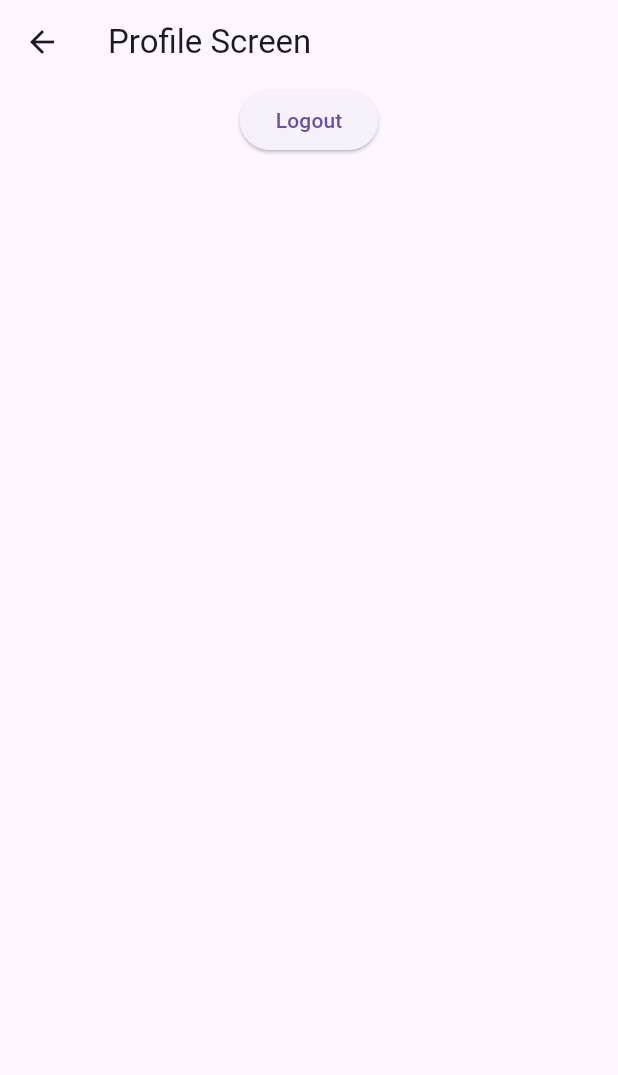
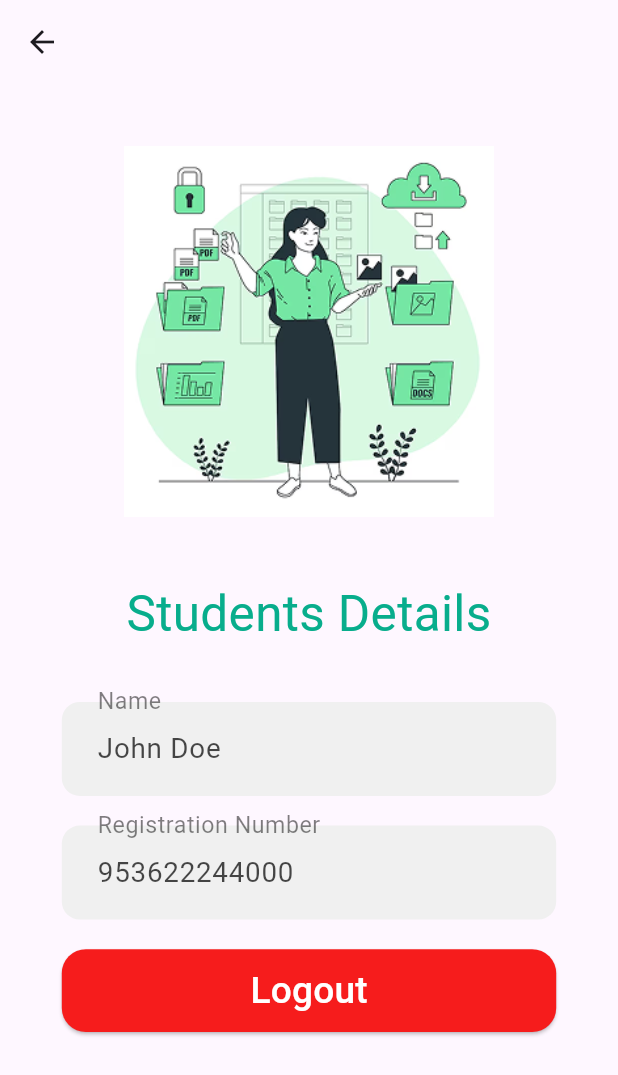
Before and after one commit to HorizonTechFoundation/HorizonClassroom, a Flutter app: the ProfileScreen screen opened by its route, on a phone screen of 412 x 824 dp. Shown: the top 1075 px of the screen. Run offline on Flutter 3.47's test engine with Material 3 defaults, Android fonts, the light colour scheme and no system bars; our stand-ins replace google_fonts; Roboto replaces fonts that are missing (Amaranth).

Commit message:
Profile Page UI Completed

```diff
--- a/Frontend/horizon_classroom/lib/screens/profile_screen.dart
+++ b/Frontend/horizon_classroom/lib/screens/profile_screen.dart
@@ -1,4 +1,5 @@
 import 'package:flutter/material.dart';
+import 'package:google_fonts/google_fonts.dart';
 
 
 class ProfileScreen extends StatefulWidget {
@@ -9,6 +10,12 @@ class ProfileScreen extends StatefulWidget {
 }
 
 class _ProfileScreenState extends State<ProfileScreen> {
+
+  String name="John Doe";
+  String regNo="953622244000";
+
+  late TextEditingController _nameController;
+  late TextEditingController _regController;
 
   // ================= CHECK LOGIN STATUS =================
 
@@ -25,6 +32,8 @@ class _ProfileScreenState extends State<ProfileScreen> {
   @override
   void initState() {
     super.initState();
+    _nameController = TextEditingController(text: name);
+    _regController = TextEditingController(text: regNo);
     WidgetsBinding.instance.addPostFrameCallback((_) {
       checkLoginStatus();
     });
@@ -34,16 +43,133 @@ class _ProfileScreenState extends State<ProfileScreen> {
 
   @override
   Widget build(BuildContext context) {
+
+    double width = MediaQuery.of(context).size.width;
+    double height = MediaQuery.of(context).size.height;
+
     return Scaffold(
-      appBar: AppBar(title: const Text("Profile Screen")),
+      appBar: AppBar(),
       body: Center(
         child: Column(
           children:[
-            ElevatedButton(
-              onPressed: () {
-                Navigator.pushNamed(context, '/');
-              },
-              child: const Text("Logout"),
+
+            // =============== HEAD SPACE ================
+
+            SizedBox(
+              height: height * 0.05,
+              width: width,
+            ),
+
+            // ================ PROFILE IMAGE ================
+
+            Image.asset(
+                'assets/ProfileImage.png',
+                fit: BoxFit.contain,
+                width: width,
+                height: height * 0.3,
+            ),
+
+            // =============== SPACE ================
+
+            SizedBox(
+              height: height * 0.05,
+              width: width,
+            ),
+
+            // ================ PROFILE TITLE ================
+
+            SizedBox(
+              width: width * 0.8,
+              height: height * 0.1,
+              child: Text("Students Details",
+                style: GoogleFonts.amaranth(fontSize: width * 0.08, color: const Color(0xFF08AD8C)),
+                textAlign: TextAlign.center,
+              ),
+            ),
+
+            // ================ PROFILE DETAILS ================
+
+            SizedBox(
+              width: width * 0.8,
+              height: height * 0.1,
+              child: TextField(
+                controller: _nameController,
+                readOnly: true, // Makes the field uneditable
+                style: GoogleFonts.amaranth(fontSize: width * 0.045, color: const Color.fromARGB(183, 0, 0, 0)),
+                decoration: InputDecoration(
+                  filled: true,
+                  fillColor: const Color(0xFFF0F0F0),
+                  labelText: 'Name',
+                  labelStyle: GoogleFonts.amaranth(
+                    fontSize: width * 0.05,
+                    color: const Color.fromARGB(128, 0, 0, 0),
+                  ),
+                  border: OutlineInputBorder(
+                    borderSide: BorderSide.none,
+                    borderRadius: BorderRadius.circular(12),
+                  ),
+                  contentPadding: EdgeInsets.symmetric(
+                    horizontal: width * 0.048,
+                    vertical: height * 0.021,
+                  ),
+                ),
+              ),
+            ),
+
+            SizedBox(
+              width: width * 0.8,
+              height: height * 0.1,
+              child: TextField(
+                controller: _regController,
+                readOnly: true, // Makes the field uneditable
+                style: GoogleFonts.amaranth(fontSize: width * 0.045, color: const Color.fromARGB(183, 0, 0, 0)),
+                decoration: InputDecoration(
+                  filled: true,
+                  fillColor: const Color(0xFFF0F0F0),
+                  labelText: 'Registration Number',
+                  labelStyle: GoogleFonts.amaranth(
+                    fontSize: width * 0.05,
+                    color: const Color.fromARGB(128, 0, 0, 0),
+                  ),
+                  border: OutlineInputBorder(
+                    borderSide: BorderSide.none,
+                    borderRadius: BorderRadius.circular(12),
+                  ),
+                  contentPadding: EdgeInsets.symmetric(
+                    horizontal: width * 0.048,
+                    vertical: height * 0.021,
+                  ),
+                ),
+              ),
+            ),
+
+            // ================ LOGOUT BUTTON ================
+
+            SizedBox(
+              height: height * 0.1,
+              width: width * 0.8,
+              child: Column(
+                children:[
+                  SizedBox(
+                    height: height * 0.067,
+                    width: width * 0.8,
+                    child:ElevatedButton(
+                      style: ElevatedButton.styleFrom(
+                        backgroundColor: const Color(0xFFF61C1C),
+                        shape: RoundedRectangleBorder(
+                          borderRadius: BorderRadius.circular(16),
+                        ),
+                      ),
+                      onPressed: () {
+                        Navigator.pushNamed(context, '/welcome');
+                      },
+                      child: Text("Logout",
+                        style: GoogleFonts.amaranth(fontSize: width*0.06, color: Colors.white),
+                      ),
+                    ),
+                  )
+                ]
+              )
             ),
           ],
         )
--- a/Frontend/horizon_classroom/pubspec.yaml
+++ b/Frontend/horizon_classroom/pubspec.yaml
@@ -64,6 +64,7 @@ flutter:
     - assets/welcomeImage.png
     - assets/LoginImage.png
     - assets/HomeImage.png
+    - assets/ProfileImage.png
 
   # An image asset can refer to one or more resolution-specific "variants", see
   # https://flutter.dev/to/resolution-aware-images
```
Also changed, not shown: Frontend/horizon_classroom/assets/ProfileImage.png (added).
